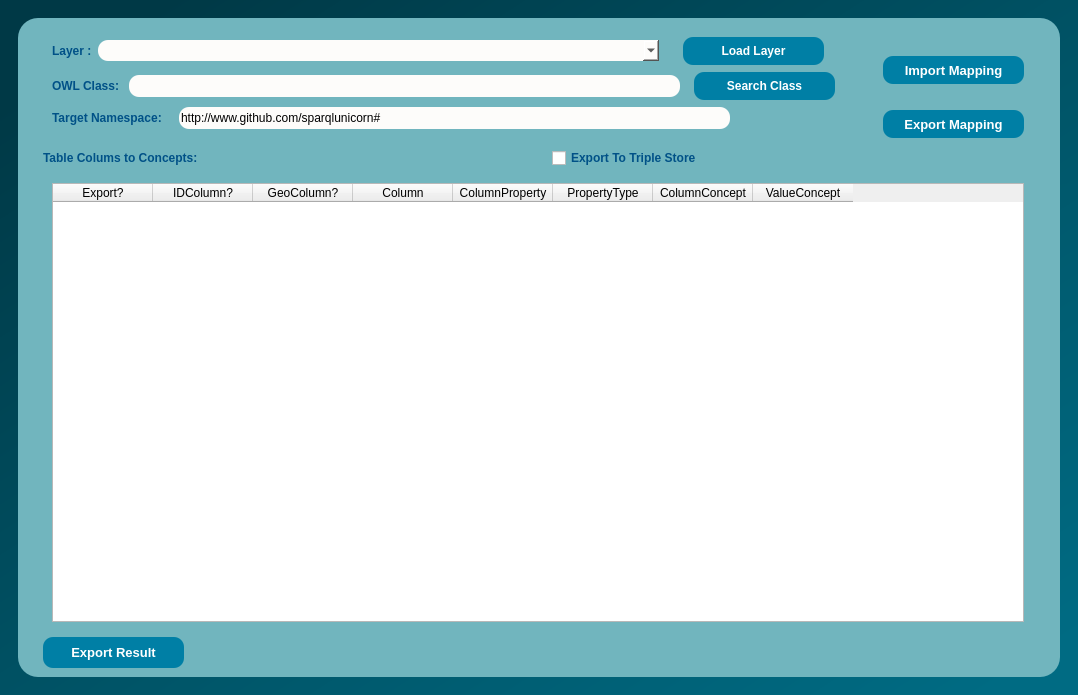
Before: the Qt Designer form dialogs/ui/Interlink.ui in sparqlunicorn/sparqlunicornGoesGIS, drawn with Qt 5.
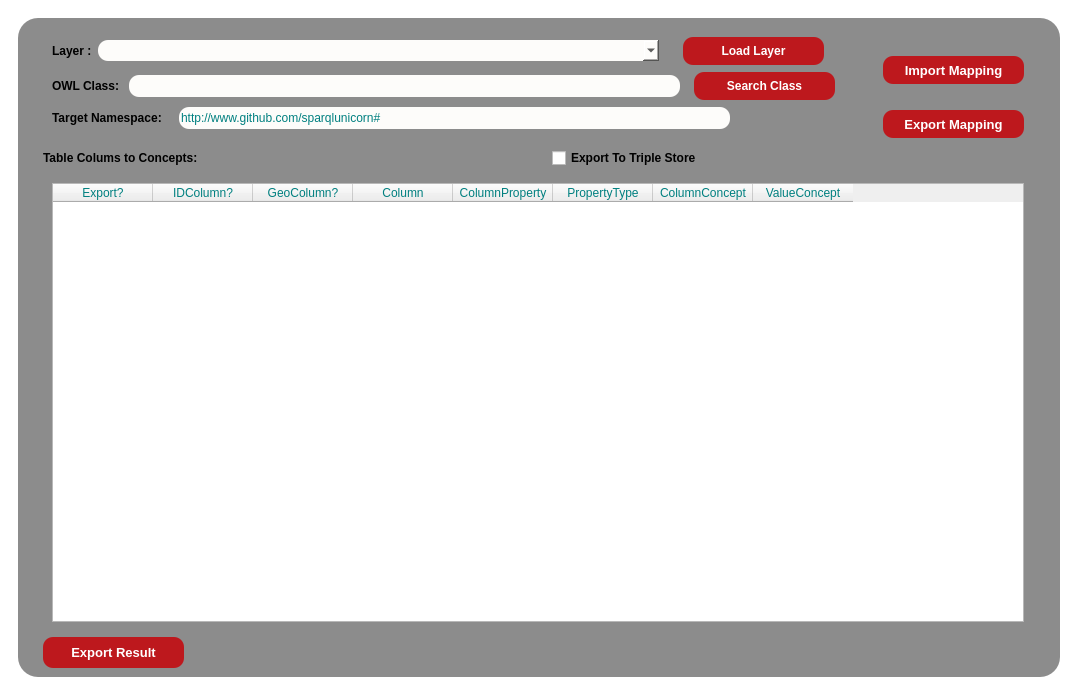
After: the same form once the commit is applied.

```diff
--- a/dialogs/ui/Interlink.ui
+++ b/dialogs/ui/Interlink.ui
@@ -25,7 +25,8 @@
   <widget class="QWidget" name="centralwidget_Interlink">
    <property name="styleSheet">
     <string notr="true">QObject#centralwidget_Interlink{
-background-color:qlineargradient(spread:pad, x1:0, y1:0, x2:1, y2:1, stop:0.0795455 rgba(0, 57, 70, 255), stop:0.5625 rgba(0, 85, 104, 255), stop:0.954545 rgba(0, 107, 131, 255));}
+	background-color: rgb(255, 255, 255);
+}
 </string>
    </property>
    <layout class="QGridLayout" name="gridLayout">
@@ -51,9 +52,10 @@
          </property>
          <property name="styleSheet">
           <string notr="true">QObject#Interlink_frame{
-	background-color:qlineargradient(spread:pad, x1:0, y1:0, x2:1, y2:1, stop:0.0113636 rgba(113, 181, 190, 255));
+background-color: rgb(140, 140, 140);
 	
-border-radius:20px;}
+Border-radius:20px;}
+
 
 
 
@@ -81,7 +83,7 @@
                   </font>
                  </property>
                  <property name="styleSheet">
-                  <string notr="true">color:rgb(0, 81, 135);</string>
+                  <string notr="true">color:rgb(0, 0, 0);</string>
                  </property>
                  <property name="text">
                   <string>Layer :</string>
@@ -152,9 +154,10 @@
                   <cursorShape>PointingHandCursor</cursorShape>
                  </property>
                  <property name="styleSheet">
-                  <string notr="true">background-color:rgb(0, 127, 165);
+                  <string notr="true">background-color:rgb(189, 24, 29);
 border-radius:10px;
-color: rgb(255, 255, 255);</string>
+color: rgb(255, 255, 255);
+</string>
                  </property>
                  <property name="text">
                   <string>Load Layer</string>
@@ -200,7 +203,7 @@
                   </font>
                  </property>
                  <property name="styleSheet">
-                  <string notr="true">color:rgb(0, 81, 135);</string>
+                  <string notr="true">color:rgb(0, 0, 0);</string>
                  </property>
                  <property name="text">
                   <string>OWL Class:</string>
@@ -268,9 +271,10 @@
                   <cursorShape>PointingHandCursor</cursorShape>
                  </property>
                  <property name="styleSheet">
-                  <string notr="true">background-color:rgb(0, 127, 165);
+                  <string notr="true">background-color:rgb(189, 24, 29);
 border-radius:10px;
-color: rgb(255, 255, 255);</string>
+color: rgb(255, 255, 255);
+</string>
                  </property>
                  <property name="text">
                   <string>Search Class</string>
@@ -316,7 +320,7 @@
                   </font>
                  </property>
                  <property name="styleSheet">
-                  <string notr="true">color:rgb(0, 81, 135);</string>
+                  <string notr="true">color:rgb(0, 0, 0);</string>
                  </property>
                  <property name="text">
                   <string>Target Namespace:</string>
@@ -339,6 +343,7 @@
                  </property>
                  <property name="styleSheet">
                   <string notr="true">border-radius:10px;
+color: rgb(0, 127, 127);
 
 border-color:rgb(45, 45, 45);
 
@@ -407,9 +412,10 @@
                 <cursorShape>PointingHandCursor</cursorShape>
                </property>
                <property name="styleSheet">
-                <string notr="true">background-color:rgb(0, 127, 165);
+                <string notr="true">background-color:rgb(189, 24, 29);
 border-radius:10px;
-color: rgb(255, 255, 255);</string>
+color: rgb(255, 255, 255);
+</string>
                </property>
                <property name="text">
                 <string>Import Mapping</string>
@@ -441,9 +447,10 @@
                 <cursorShape>PointingHandCursor</cursorShape>
                </property>
                <property name="styleSheet">
-                <string notr="true">background-color:rgb(0, 127, 165);
+                <string notr="true">background-color:rgb(189, 24, 29);
 border-radius:10px;
-color: rgb(255, 255, 255);</string>
+color: rgb(255, 255, 255);
+</string>
                </property>
                <property name="text">
                 <string>Export Mapping</string>
@@ -484,9 +491,10 @@
              <cursorShape>PointingHandCursor</cursorShape>
             </property>
             <property name="styleSheet">
-             <string notr="true">background-color:rgb(0, 127, 165);
+             <string notr="true">background-color:rgb(189, 24, 29);
 border-radius:10px;
-color: rgb(255, 255, 255);</string>
+color: rgb(255, 255, 255);
+</string>
             </property>
             <property name="text">
              <string>Export Result</string>
@@ -518,7 +526,7 @@
              <cursorShape>PointingHandCursor</cursorShape>
             </property>
             <property name="styleSheet">
-             <string notr="true">color:rgb(0, 81, 135);</string>
+             <string notr="true">color:rgb(0, 0, 0);</string>
             </property>
             <property name="text">
              <string>Export To Triple Store</string>
@@ -547,7 +555,7 @@
              </font>
             </property>
             <property name="styleSheet">
-             <string notr="true">color:rgb(0, 81, 135);</string>
+             <string notr="true">color:rgb(0, 0, 0);</string>
             </property>
             <property name="text">
              <string>Table Colums to Concepts:</string>
@@ -574,6 +582,9 @@
                <property name="cursor" stdset="0">
                 <cursorShape>PointingHandCursor</cursorShape>
                </property>
+               <property name="styleSheet">
+                <string notr="true">color: rgb(0, 127, 127);</string>
+               </property>
                <property name="sortingEnabled">
                 <bool>true</bool>
                </property>
```
